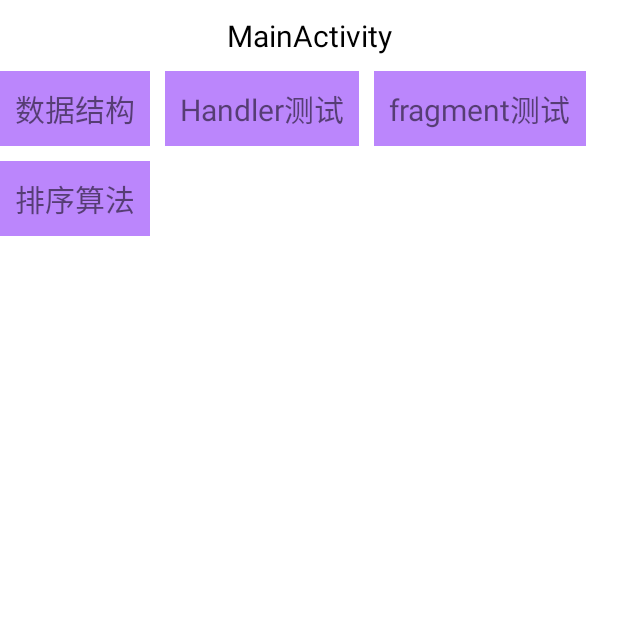
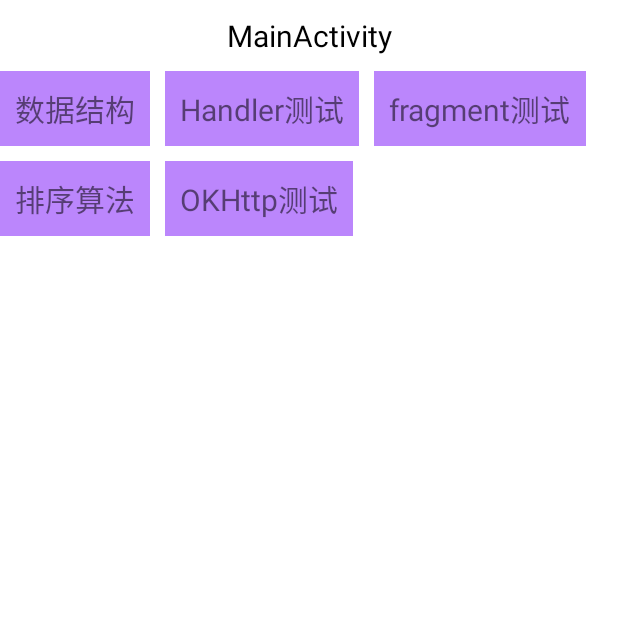
Before and after one commit to L-shopkeeper/LearningDemo, an Android app: the screen it shows after launch (MainActivity), on a phone screen of 412 x 824 dp, the top half of it. Run offline under Robolectric (Android 15) with nearby library versions, the phone set to English and light mode, and no system bars.

Commit message:
【1.02】阅读okHttp源码

```diff
--- a/app/build.gradle
+++ b/app/build.gradle
@@ -39,4 +39,6 @@ dependencies {
 
     //使用fragmentContainView
     implementation "androidx.fragment:fragment:1.4.0"
+    //看OKHttp源码
+    implementation "com.squareup.okhttp3:okhttp:3.10.0"
 }
--- a/app/src/main/AndroidManifest.xml
+++ b/app/src/main/AndroidManifest.xml
@@ -1,6 +1,8 @@
 <?xml version="1.0" encoding="utf-8"?>
 <manifest xmlns:android="http://schemas.android.com/apk/res/android"
     package="com.example.jingyidemo">
+
+    <uses-permission android:name="android.permission.INTERNET"/>
 
     <application
         android:allowBackup="true"
@@ -9,7 +11,8 @@
         android:roundIcon="@mipmap/ic_launcher_round"
         android:supportsRtl="true"
         android:theme="@style/Theme.JingyiDemo">
-        <activity android:name=".sortalgorithm.SortAlgorithmActivity"></activity>
+        <activity android:name=".okhttptest.OkhttpTestActivity"></activity>
+        <activity android:name=".sortalgorithm.SortAlgorithmActivity" />
         <activity android:name=".fragmenttest.FragmentTestActivity" />
         <activity android:name=".handlertest.HandlerSecondActivity" />
         <activity android:name=".handlertest.HandlerTestActivity" />
--- a/app/src/main/java/com/example/jingyidemo/MainActivity.java
+++ b/app/src/main/java/com/example/jingyidemo/MainActivity.java
@@ -17,6 +17,7 @@ public class MainActivity extends AppCompatActivity implements View.OnClickListe
     private TextView handlerTestTv;
     private TextView fragmentTestTv;
     private TextView sortAlgorithmTv;
+    private TextView okhttpTestTv;
 
 
     @Override
@@ -33,6 +34,7 @@ public class MainActivity extends AppCompatActivity implements View.OnClickListe
         handlerTestTv = findViewById(R.id.handler_test_activity_jump_tv);
         fragmentTestTv = findViewById(R.id.fragment_test_activity_jump_tv);
         sortAlgorithmTv = findViewById(R.id.sort_algorithm_activity_jump_tv);
+        okhttpTestTv = findViewById(R.id.okhttp_test_activity_jump_tv);
     }
 
     private void initListener() {
@@ -40,6 +42,7 @@ public class MainActivity extends AppCompatActivity implements View.OnClickListe
         handlerTestTv.setOnClickListener(this);
         fragmentTestTv.setOnClickListener(this);
         sortAlgorithmTv.setOnClickListener(this);
+        okhttpTestTv.setOnClickListener(this);
     }
 
     @Override
@@ -52,6 +55,8 @@ public class MainActivity extends AppCompatActivity implements View.OnClickListe
             JumpUtils.getInstance().jumpToFragmentTestActivity(this);
         } else if (view == sortAlgorithmTv) {
             JumpUtils.getInstance().jumpToSortAlgorithmActivity(this);
+        } else if (view == okhttpTestTv) {
+            JumpUtils.getInstance().jumpToOKHttpTestActivity(this);
         }
     }
 }
--- a/app/src/main/java/com/example/jingyidemo/utils/JumpUtils.java
+++ b/app/src/main/java/com/example/jingyidemo/utils/JumpUtils.java
@@ -7,6 +7,7 @@ import com.example.jingyidemo.MainActivity;
 import com.example.jingyidemo.datastructure.DataStructureTestActivity;
 import com.example.jingyidemo.fragmenttest.FragmentTestActivity;
 import com.example.jingyidemo.handlertest.HandlerTestActivity;
+import com.example.jingyidemo.okhttptest.OkhttpTestActivity;
 import com.example.jingyidemo.sortalgorithm.SortAlgorithmActivity;
 
 /**
@@ -54,4 +55,9 @@ public class JumpUtils {
         Intent intent = new Intent(activity, SortAlgorithmActivity.class);
         activity.startActivity(intent);
     }
+
+    public void jumpToOKHttpTestActivity(MainActivity activity) {
+        Intent intent = new Intent(activity, OkhttpTestActivity.class);
+        activity.startActivity(intent);
+    }
 }
--- a/app/src/main/res/layout/activity_main.xml
+++ b/app/src/main/res/layout/activity_main.xml
@@ -64,4 +64,17 @@
         android:background="@color/purple_200"
         app:layout_constraintTop_toBottomOf="@id/data_structure_activity_jump_tv"
         app:layout_constraintLeft_toLeftOf="parent" />
+
+    <TextView
+        android:id="@+id/okhttp_test_activity_jump_tv"
+        android:layout_width="wrap_content"
+        android:layout_height="wrap_content"
+        android:textSize="20dp"
+        android:text="OKHttp测试"
+        android:padding="10dp"
+        android:layout_marginTop="10dp"
+        android:layout_marginLeft="10dp"
+        android:background="@color/purple_200"
+        app:layout_constraintTop_toBottomOf="@id/data_structure_activity_jump_tv"
+        app:layout_constraintLeft_toRightOf="@id/sort_algorithm_activity_jump_tv" />
 </androidx.constraintlayout.widget.ConstraintLayout>
```
Also changed, not shown: app/src/main/java/com/example/jingyidemo/okhttptest/OkhttpTestActivity.java (added, +90 -0 lines), app/src/main/res/layout/activity_okhttp_test.xml (added, +37 -0 lines), 1 other file.
